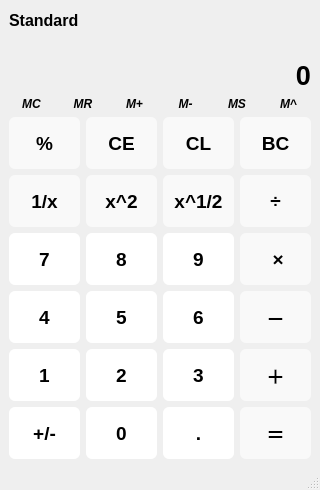
Before: the Qt Designer form qt-calculator/mainwindow.ui in chenzhoucn/Qt-Calculator, drawn with Qt 5.
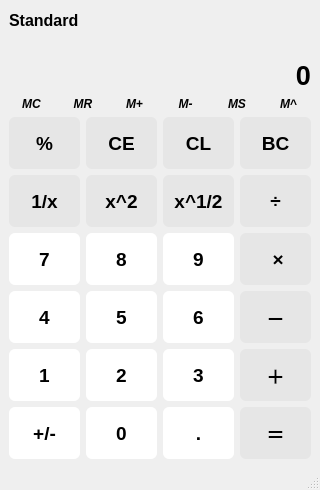
After: the same form once the commit is applied. Icons and pictures are not drawn. Custom widgets are drawn as their Qt base class.

```diff
--- a/qt-calculator/mainwindow.ui
+++ b/qt-calculator/mainwindow.ui
@@ -368,7 +368,7 @@
 QPushButton {
     border: 2px solid #8f8f91;
     border-radius: 6px;
-background-color: rgb(249, 249, 249)
+background-color:rgb(230, 230, 230)
 }
 QPushButton:pressed {
     background-color: qlineargradient(spread:pad, x1:0, y1:0, x2:1, y2:0, stop:0 rgba(191, 191, 191, 255), stop:1 rgba(255, 255, 255, 255))
@@ -416,7 +416,7 @@
 QPushButton {
     border: 2px solid #8f8f91;
     border-radius: 6px;
-background-color: rgb(249, 249, 249)
+background-color:rgb(230, 230, 230)
 }
 QPushButton:pressed {
     background-color: qlineargradient(spread:pad, x1:0, y1:0, x2:1, y2:0, stop:0 rgba(191, 191, 191, 255), stop:1 rgba(255, 255, 255, 255))
@@ -464,7 +464,7 @@
 QPushButton {
     border: 2px solid #8f8f91;
     border-radius: 6px;
-background-color: rgb(249, 249, 249)
+background-color:rgb(230, 230, 230)
 }
 QPushButton:pressed {
     background-color: qlineargradient(spread:pad, x1:0, y1:0, x2:1, y2:0, stop:0 rgba(191, 191, 191, 255), stop:1 rgba(255, 255, 255, 255))
@@ -512,7 +512,7 @@
 QPushButton {
     border: 2px solid #8f8f91;
     border-radius: 6px;
-background-color: rgb(249, 249, 249)
+background-color:rgb(230, 230, 230)
 }
 QPushButton:pressed {
     background-color: qlineargradient(spread:pad, x1:0, y1:0, x2:1, y2:0, stop:0 rgba(191, 191, 191, 255), stop:1 rgba(255, 255, 255, 255))
@@ -560,7 +560,7 @@
 QPushButton {
     border: 2px solid #8f8f91;
     border-radius: 6px;
-background-color: rgb(249, 249, 249)
+background-color:rgb(230, 230, 230)
 }
 QPushButton:pressed {
     background-color: qlineargradient(spread:pad, x1:0, y1:0, x2:1, y2:0, stop:0 rgba(191, 191, 191, 255), stop:1 rgba(255, 255, 255, 255))
@@ -608,7 +608,7 @@
 QPushButton {
     border: 2px solid #8f8f91;
     border-radius: 6px;
-background-color: rgb(249, 249, 249)
+background-color:rgb(230, 230, 230)
 }
 QPushButton:pressed {
     background-color: qlineargradient(spread:pad, x1:0, y1:0, x2:1, y2:0, stop:0 rgba(191, 191, 191, 255), stop:1 rgba(255, 255, 255, 255))
@@ -656,7 +656,7 @@
 QPushButton {
     border: 2px solid #8f8f91;
     border-radius: 6px;
-background-color: rgb(249, 249, 249)
+background-color:rgb(230, 230, 230)
 }
 QPushButton:pressed {
     background-color: qlineargradient(spread:pad, x1:0, y1:0, x2:1, y2:0, stop:0 rgba(191, 191, 191, 255), stop:1 rgba(255, 255, 255, 255))
@@ -704,7 +704,7 @@
 QPushButton {
     border: 2px solid #8f8f91;
     border-radius: 6px;
-background-color: rgb(249, 249, 249)
+background-color:rgb(230, 230, 230)
 }
 QPushButton:pressed {
     background-color: qlineargradient(spread:pad, x1:0, y1:0, x2:1, y2:0, stop:0 rgba(191, 191, 191, 255), stop:1 rgba(255, 255, 255, 255))
@@ -899,7 +899,7 @@
 QPushButton {
     border: 2px solid #8f8f91;
     border-radius: 6px;
-background-color: rgb(249, 249, 249)
+background-color:rgb(230, 230, 230)
 }
 QPushButton:pressed {
     background-color: qlineargradient(spread:pad, x1:0, y1:0, x2:1, y2:0, stop:0 rgba(191, 191, 191, 255), stop:1 rgba(255, 255, 255, 255))
@@ -1085,7 +1085,7 @@
 QPushButton {
     border: 2px solid #8f8f91;
     border-radius: 6px;
-background-color: rgb(249, 249, 249)
+background-color:rgb(230, 230, 230)
 }
 QPushButton:pressed {
     background-color: qlineargradient(spread:pad, x1:0, y1:0, x2:1, y2:0, stop:0 rgba(191, 191, 191, 255), stop:1 rgba(255, 255, 255, 255))
@@ -1268,7 +1268,7 @@
 QPushButton {
     border: 2px solid #8f8f91;
     border-radius: 6px;
-background-color: rgb(249, 249, 249)
+background-color:rgb(230, 230, 230)
 }
 QPushButton:pressed {
     background-color: qlineargradient(spread:pad, x1:0, y1:0, x2:1, y2:0, stop:0 rgba(191, 191, 191, 255), stop:1 rgba(255, 255, 255, 255))
@@ -1451,7 +1451,7 @@
 QPushButton {
     border: 2px solid #8f8f91;
     border-radius: 6px;
-background-color: rgb(249, 249, 249)
+background-color:rgb(230, 230, 230)
 }
 QPushButton:pressed {
     background-color: qlineargradient(spread:pad, x1:0, y1:0, x2:1, y2:0, stop:0 rgba(191, 191, 191, 255), stop:1 rgba(255, 255, 255, 255))
```
Left out of the diff: 10 changed lines with no effect on the pictures.
